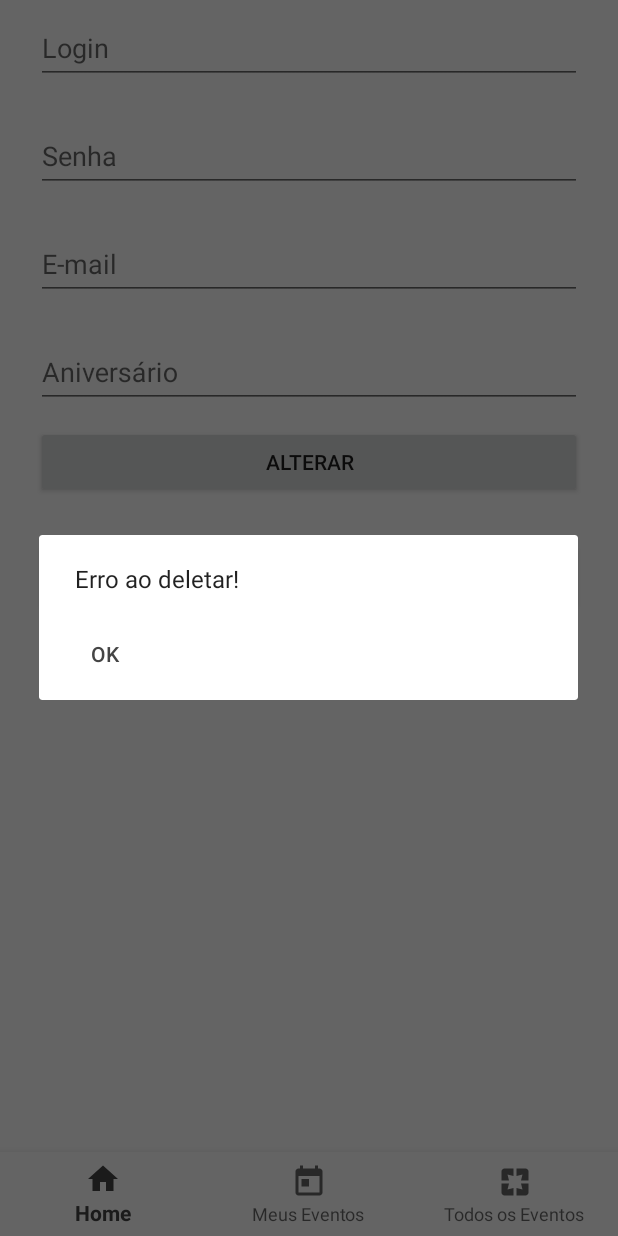
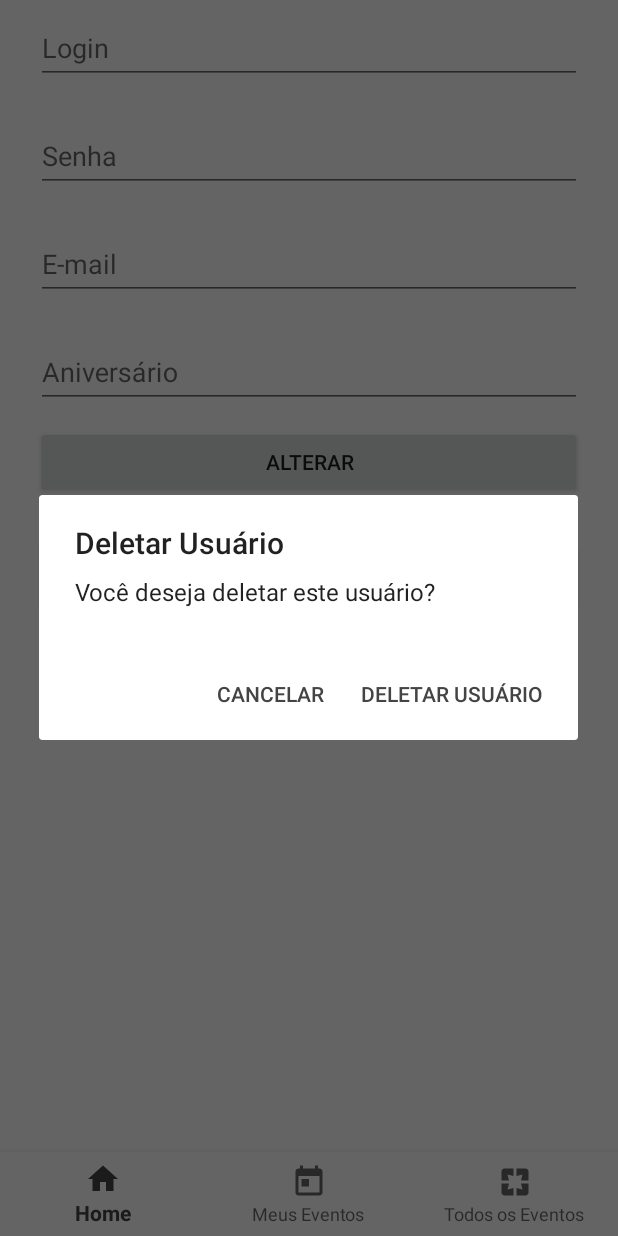
Before and after one commit to andris210296/EventsApp, an Android app: the HomeFragment screen opened directly, with no data from a screen before it, after a tap on "DELETAR", on a phone screen of 412 x 824 dp. Run offline under Robolectric (Android 15) with nearby library versions, the phone set to English and light mode, and no system bars; our stand-ins replace Firebase (no records; nobody signed in at launch, a user with empty details on screens opened directly); 3 statements that could not run were skipped; 2 other taps on this screen came first.

Commit message:
Deletar Usuário
Está com problemas, pois ele está deletando todos os usuários

```diff
--- a/app/src/main/java/com/example/andri/eventsapp/HomeFragment.java
+++ b/app/src/main/java/com/example/andri/eventsapp/HomeFragment.java
@@ -1,6 +1,7 @@
 package com.example.andri.eventsapp;
 
 import android.content.Context;
+import android.content.DialogInterface;
 import android.content.Intent;
 import android.net.Uri;
 import android.os.Bundle;
@@ -20,6 +21,7 @@ import com.example.andri.eventsapp.model.EventModel;
 import com.example.andri.eventsapp.model.User;
 import com.example.andri.eventsapp.model.UserModel;
 
+import java.io.Serializable;
 import java.util.List;
 
 
@@ -159,6 +161,17 @@ public class HomeFragment extends Fragment implements View.OnClickListener {
         }
         if(v.getId() == btnDelete.getId()){
 
+            AlertDialog alert;
+            AlertDialog.Builder builder = new AlertDialog.Builder(getContext());
+            builder.setTitle(getString(R.string.sBtnDeleteUser));
+            builder.setMessage(R.string.sQDeleteUser);
+            builder.setNegativeButton(R.string.sBtnCancel, new DialogInterface.OnClickListener() {
+                public void onClick(DialogInterface arg0, int arg1) {
+                    return;
+                }
+            });
+            builder.setPositiveButton(R.string.sBtnDeleteUser, new DialogInterface.OnClickListener() {
+                public void onClick(DialogInterface arg0, int arg1) {
                     try{
                         setUserLogged(userM.getUser());
                         clearEdts();
@@ -170,6 +183,15 @@ public class HomeFragment extends Fragment implements View.OnClickListener {
                     }catch (Exception e){
                         openDlg(getString(R.string.exDelete));
                     }
+
+                }
+            });
+
+
+            alert = builder.create();
+            alert.show();
+
+
         }
 
     }
--- a/app/src/main/java/com/example/andri/eventsapp/MenuActivity.java
+++ b/app/src/main/java/com/example/andri/eventsapp/MenuActivity.java
@@ -22,6 +22,7 @@ public class MenuActivity extends AppCompatActivity {
     FragmentTransaction transaction;
 
     User user;
+    UserModel userM;
     EventModel eventM;
 
     AlertDialog.Builder dlg;
@@ -33,15 +34,18 @@ public class MenuActivity extends AppCompatActivity {
 
         dlg = new AlertDialog.Builder(this);
 
+        Intent intent = getIntent();
+        user = (User) intent.getExtras().get("user");
+
         try {
             eventM = new EventModel();
+            userM = new UserModel();
+            userM.updateListUsers();
+            userM.setUser(user);
+
         }catch (Exception e){
             openDlg(getString(R.string.exBD));
-
         }
-
-        Intent intent = getIntent();
-        user = (User) intent.getExtras().get("user");
 
         BottomNavigationView navigation = (BottomNavigationView) findViewById(R.id.navigation);
         navigation.setOnNavigationItemSelectedListener(mOnNavigationItemSelectedListener);
@@ -51,7 +55,7 @@ public class MenuActivity extends AppCompatActivity {
 
         HomeFragment homeFragment = new HomeFragment();
         Bundle arguments = new Bundle();
-        arguments.putSerializable("user" , user);
+        arguments.putSerializable("user" , userM.userFromList(user));
         arguments.putSerializable("events" , (Serializable) eventM.getEvents());
         homeFragment.setArguments(arguments);
 
@@ -77,13 +81,17 @@ public class MenuActivity extends AppCompatActivity {
             fragmentManager = getSupportFragmentManager();
             transaction = fragmentManager.beginTransaction();
 
-            Bundle arguments = new Bundle();
-            arguments.putSerializable("user" , user);
             try {
                 eventM.updateListEvents();
+                userM.updateListUsers();
+
             } catch (Exception e) {
                 e.printStackTrace();
             }
+
+            Bundle arguments = new Bundle();
+            arguments.putSerializable("user" , userM.userFromList(user));
+
             arguments.putSerializable("events" , (Serializable) eventM.getEvents());
 
             HomeFragment homeFragment = new HomeFragment();
--- a/app/src/main/java/com/example/andri/eventsapp/model/UserModel.java
+++ b/app/src/main/java/com/example/andri/eventsapp/model/UserModel.java
@@ -69,6 +69,15 @@ public class UserModel {
         return true;
     }
 
+    public User userFromList(User user){
+        for (User u:users) {
+            if(u.getLogin().equals(user.getLogin())){
+                return u;
+            }
+        }
+        return user;
+    }
+
 
     public void updateListUsers() throws Exception {
         getUsers().clear();
--- a/app/src/main/java/com/example/andri/eventsapp/model/bd/UserJDBC.java
+++ b/app/src/main/java/com/example/andri/eventsapp/model/bd/UserJDBC.java
@@ -69,6 +69,7 @@ public class UserJDBC implements UserDAO, ChildEventListener {
     public void onChildAdded(DataSnapshot dataSnapshot, String s) {
         User user = dataSnapshot.getValue(User.class);
         myRef.child(dataSnapshot.getKey()).child("keyUserId").setValue(dataSnapshot.getKey());
+        user.setKeyUserId(dataSnapshot.getKey());
         users.add(user);
     }
 
--- a/app/src/main/res/values/strings.xml
+++ b/app/src/main/res/values/strings.xml
@@ -9,6 +9,8 @@
     <string name="sBtnGoBack">Voltar</string>
     <string name="sBtnUpdate">Alterar</string>
     <string name="sBtnDelete">Deletar</string>
+    <string name="sBtnCancel">Cancelar</string>
+    <string name="sBtnDeleteUser">Deletar Usuário</string>
 
     <string name="sNameEvent">Nome do Evento</string>
     <string name="sDescriptionEvent">Descrição do Evento</string>
@@ -17,6 +19,9 @@
     <string name="sBtnNewEvent">Criar Evento</string>
     <string name="sBtnUpdateEvent">Alterar Evento</string>
     <string name="sBtnDeleteEvent">Deletar Evento</string>
+
+    <string name="sQDeleteUser">Você deseja deletar este usuário?</string>
+    <string name="sQDeleteEvent">Você deseja deletar este evento?</string>
 
     <string name="sBtnParticipate">Participar</string>
     <string name="sBtnNotParticipate">Sair</string>
```
Also changed, not shown: app/src/main/java/com/example/andri/eventsapp/EventActivity.java (+32 -12 lines). Lines whose indentation alone changed are shown as unchanged.
